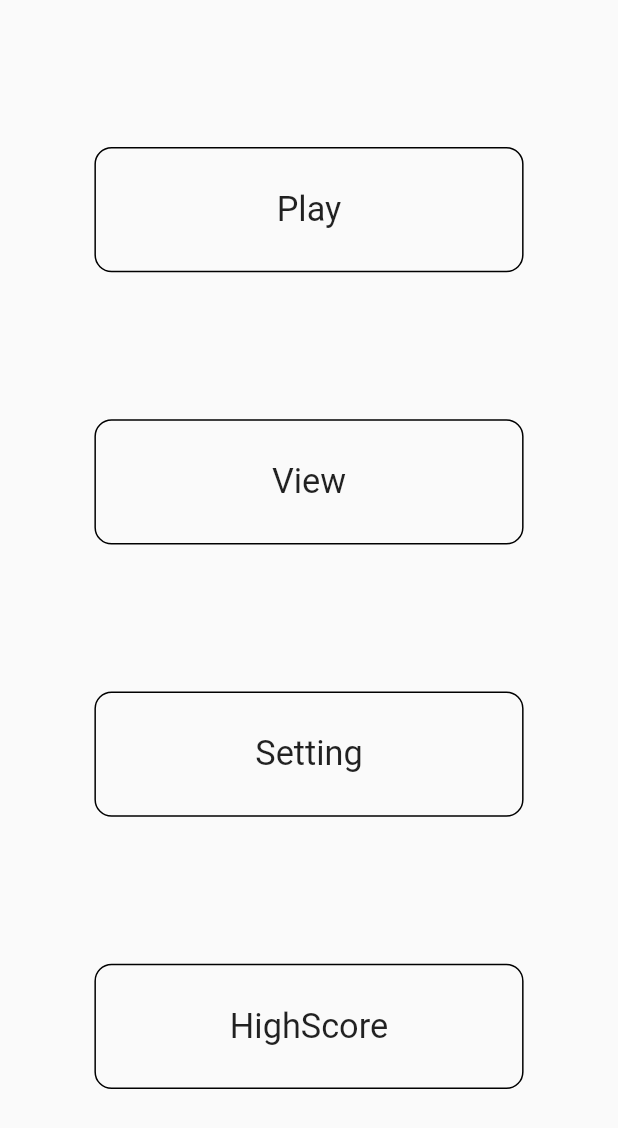
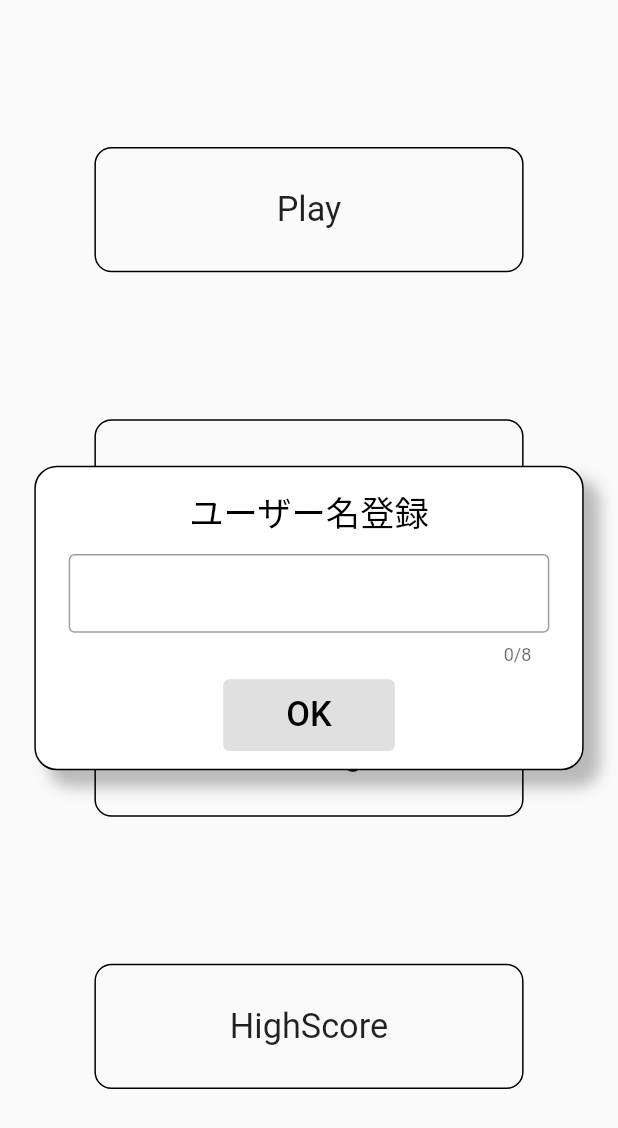
Before and after one commit to solevin/MemoryWeakness, a Flutter app: the screen it shows after launch, on a phone screen of 412 x 824 dp. Shown: the top 1128 px of the screen. Run offline on Flutter 3.47's test engine with Material 2 defaults, Android fonts, the phone set to English and light mode, and no system bars; our stand-ins replace cloud_firestore, firebase_auth, firebase_core, firebase_database, flutter_screenutil, go_router and 2 more; accounts and stored records are empty; network calls fail; statements that could not run were skipped.

Commit message:
#35: 初回起動時の処理追加

```diff
--- a/lib/main.dart
+++ b/lib/main.dart
@@ -5,6 +5,7 @@ import 'package:firebase_database/firebase_database.dart';
 import 'package:flutter/material.dart';
 import 'package:flutter_screenutil/flutter_screenutil.dart';
 import 'package:memory_weakness/ui/home/home_page.dart';
+import 'package:memory_weakness/ui/home/home_page_view.dart';
 import 'package:memory_weakness/ui/room/create_rooom_view.dart';
 import 'package:hooks_riverpod/hooks_riverpod.dart';
 import 'package:provider/provider.dart' as provider;
@@ -21,6 +22,9 @@ void main() async {
         providers: [
           provider.ChangeNotifierProvider(
             create: (_) => CreateRoomViewModel(),
+          ),
+          provider.ChangeNotifierProvider(
+            create: (_) => HomePageViewModel(),
           ),
         ],
         child: ScreenUtilInit(
--- a/lib/ui/home/home_page.dart
+++ b/lib/ui/home/home_page.dart
@@ -1,7 +1,11 @@
 import 'package:flutter/material.dart';
+import 'package:cloud_firestore/cloud_firestore.dart';
+import 'package:firebase_auth/firebase_auth.dart';
 import 'package:flutter_screenutil/flutter_screenutil.dart';
 import 'package:go_router/go_router.dart';
 import 'package:memory_weakness/ui/room/room_list_page.dart';
+import 'package:memory_weakness/ui/home/home_page_view.dart';
+import 'package:shared_preferences/shared_preferences.dart';
 import 'package:provider/provider.dart';
 
 class HomePage extends StatelessWidget {
@@ -14,8 +18,13 @@ class HomePage extends StatelessWidget {
   const HomePage({Key? key}) : super(key: key);
   @override
   Widget build(BuildContext context) {
+    final HomePageModel = context.read<HomePageViewModel>();
+    WidgetsBinding.instance!
+        .addPostFrameCallback((_) => checkFirstStartUp(HomePageModel));
     return Scaffold(
-      body: Center(
+      body: Stack(
+        children: [
+          Center(
             child: Column(
               mainAxisAlignment: MainAxisAlignment.spaceEvenly,
               children: [
@@ -61,8 +70,7 @@ class HomePage extends StatelessWidget {
                       ),
                     ),
                   ),
-              onTap: () {
-              },
+                  onTap: () {},
                 ),
                 InkWell(
                   child: Container(
@@ -82,8 +90,7 @@ class HomePage extends StatelessWidget {
                       ),
                     ),
                   ),
-              onTap: () {
-              },
+                  onTap: () {},
                 ),
                 InkWell(
                   child: Container(
@@ -103,12 +110,111 @@ class HomePage extends StatelessWidget {
                       ),
                     ),
                   ),
-              onTap: () {
-              },
+                  onTap: () {},
                 ),
               ],
             ),
           ),
+          Consumer<HomePageViewModel>(
+            builder: (context, model, _) {
+              return Visibility(
+                visible: model.isStack,
+                child: Center(
+                  child: Container(
+                    height: 170.h,
+                    width: 320.w,
+                    decoration: BoxDecoration(
+                      border: Border.all(color: Colors.black),
+                      borderRadius: BorderRadius.circular(15),
+                      color: Colors.white,
+                      boxShadow: const [
+                        BoxShadow(
+                          color: Colors.black26,
+                          spreadRadius: 0.8,
+                          blurRadius: 8.0,
+                          offset: Offset(10, 10),
+                        ),
+                      ],
+                    ),
+                    child: Column(
+                      mainAxisAlignment: MainAxisAlignment.spaceEvenly,
+                      children: [
+                        Text(
+                          'ユーザー名登録',
+                          style: TextStyle(
+                            fontSize: 20.sp,
+                            color: Colors.black,
+                          ),
+                        ),
+                        SizedBox(
+                          height: 60.h,
+                          width: 280.w,
+                          child: TextField(
+                            decoration: const InputDecoration(
+                              border: OutlineInputBorder(),
+                            ),
+                            maxLength: 8,
+                            style: TextStyle(
+                              fontSize: 20.sp,
+                              color: Colors.black,
+                            ),
+                            onChanged: (text) {
+                              model.userName = text;
+                              model.notify();
+                            },
+                          ),
+                        ),
+                        SizedBox(
+                          height: 40.h,
+                          width: 100.w,
+                          child: ElevatedButton(
+                            onPressed: model.userName.isEmpty
+                                ? null
+                                : () async {
+                                    final uid =
+                                        FirebaseAuth.instance.currentUser!.uid;
+                                    await FirebaseFirestore.instance
+                                        .collection('users')
+                                        .doc(uid)
+                                        .update({
+                                      'name': model.userName,
+                                    });
+                                    model.isStack = false;
+                                    model.notify();
+                                    final preference =
+                                        await SharedPreferences.getInstance();
+                                    preference.setBool(
+                                        "isExperiencedStartUp", true);
+                                  },
+                            style: ElevatedButton.styleFrom(
+                              primary: Colors.yellow,
+                            ),
+                            child: Text(
+                              'OK',
+                              style: TextStyle(
+                                fontSize: 20.sp,
+                                color: Colors.black,
+                              ),
+                            ),
+                          ),
+                        ),
+                      ],
+                    ),
+                  ),
+                ),
+              );
+            },
+          )
+        ],
+      ),
     );
   }
 }
+
+Future<void> checkFirstStartUp(HomePageViewModel model) async {
+  final preference = await SharedPreferences.getInstance();
+  if (preference.getBool("isExperiencedStartUp") != true) {
+    model.isStack = true;
+    model.notify();
+  }
+}
--- /dev/null
+++ b/lib/ui/home/home_page_view.dart
@@ -0,0 +1,8 @@
+import 'package:flutter/material.dart';
+
+class HomePageViewModel with ChangeNotifier {
+    var isStack = false;
+    var userName = '';
+
+  void notify() => notifyListeners();
+}
--- a/pubspec.yaml
+++ b/pubspec.yaml
@@ -33,6 +33,7 @@ dependencies:
   firebase_core: ^1.12.0
   firebase_auth: ^3.3.11
   firebase_database: ^9.0.8
+  shared_preferences: ^2.0.13
 
 dev_dependencies:
   build_runner: ^2.1.7
```
Also changed, not shown: pubspec.lock, 4 other files. Lines whose indentation alone changed are shown as unchanged.
